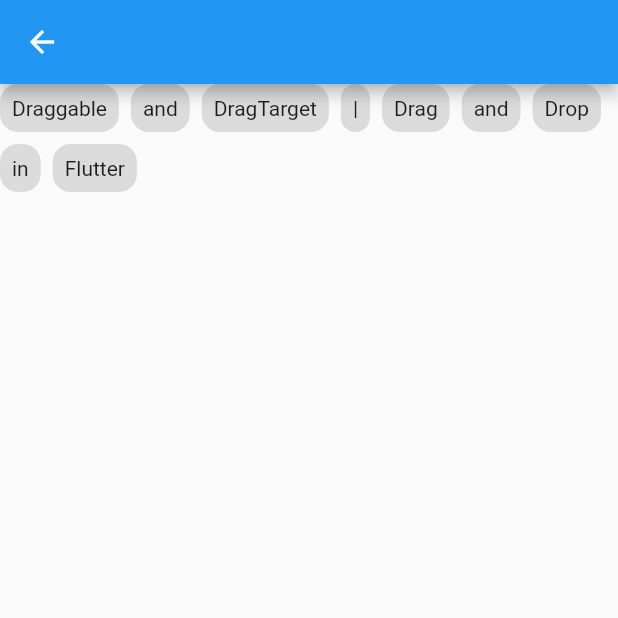
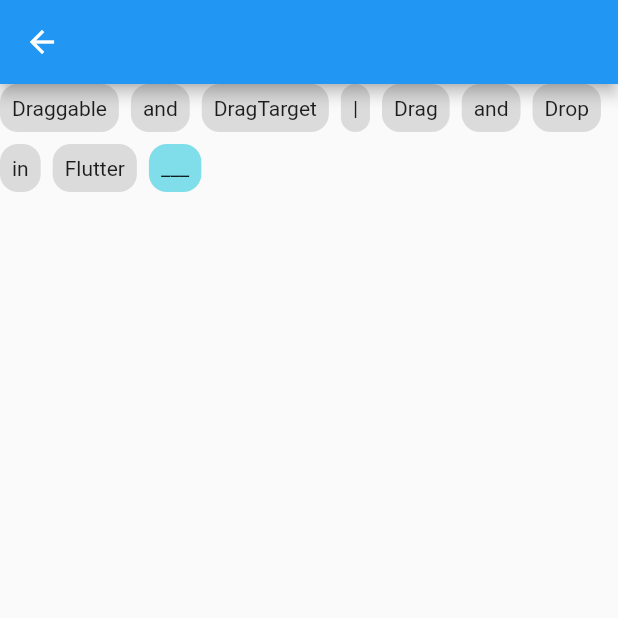
Before and after one commit to 1712916/flutter_viblo_example, a Flutter app: the ReOrderPage screen opened directly, on a phone screen of 412 x 824 dp, the top half of it. Run offline on Flutter 3.47's test engine with Material 2 defaults, Android fonts, the phone set to English and light mode, and no system bars; drawn by our look-alikes of reorderables; our stand-ins replace equatable, isar, rxdart; missing offline and left inert: flutter_zxing, qr_code_scanner; accounts and stored records are empty; generated files the repository leaves out were written again.

Commit message:
apply reorder list

```diff
--- a/lib/re_order_page/reorder_page.dart
+++ b/lib/re_order_page/reorder_page.dart
@@ -1,4 +1,5 @@
 import 'package:flutter/material.dart';
+import 'package:reorderables/reorderables.dart';
 
 class ReOrderPage extends StatefulWidget {
   const ReOrderPage({Key? key}) : super(key: key);
@@ -10,7 +11,7 @@ class ReOrderPage extends StatefulWidget {
 class _ReOrderPageState extends State<ReOrderPage> {
   String text = 'Draggable and DragTarget | Drag and Drop in Flutter';
 
-  late List<String> texts = text.split(' ');
+  late List<String> texts = text.split(' ')..add('___');
 
   @override
   void initState() {
@@ -21,20 +22,38 @@ class _ReOrderPageState extends State<ReOrderPage> {
   Widget build(BuildContext context) {
     return Scaffold(
       appBar: AppBar(),
-      body: Wrap(
+      // body: Wrap(
+      //   runSpacing: 8,
+      //   spacing: 8,
+      //   children: List.generate(
+      //     texts.length,
+      //     (index) => DragTextWidget(
+      //       text: texts[index],
+      //       onAccept: (data) {
+      //         texts[index] = '${texts[index]} $data';
+      //         texts.remove(data);
+      //         setState(() {});
+      //       },
+      //     ),
+      //   ),
+      // ),
+      body: ReorderableWrap(
         runSpacing: 8,
         spacing: 8,
-        children: List.generate(
-          texts.length,
-          (index) => DragTextWidget(
-            text: texts[index],
-            onAccept: (data) {
-              texts[index] = '${texts[index]} $data';
-              texts.remove(data);
-              setState(() {});
-            },
-          ),
-        ),
+        onReorder: (int oldIndex, int newIndex) {
+          setState(() {
+            texts.insert(newIndex, texts.removeAt(oldIndex));
+          });
+        },
+        children: texts
+            .map((e) => TextChip(
+                  text: e,
+          color: e == '___' ? Colors.cyan.shade200 : null,
+                ))
+            .toList(),
+        buildDraggableFeedback: (context, constraints, child) {
+          return child;
+        },
       ),
     );
   }
--- a/pubspec.yaml
+++ b/pubspec.yaml
@@ -21,6 +21,7 @@ dependencies:
 
   cupertino_icons: ^1.0.2
   isar_flutter_libs: ^3.0.5
+  reorderables: ^0.6.0
 
 dev_dependencies:
   flutter_test:
```
